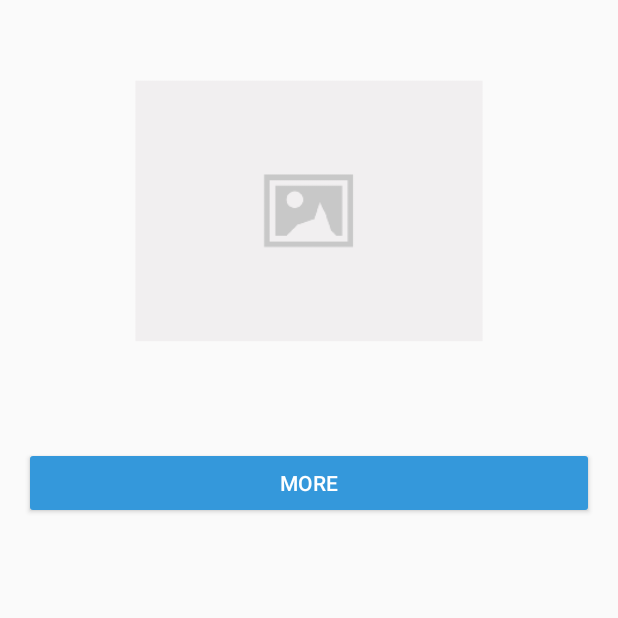
After one commit to aleien/Yapplication, an Android app: the fragment ArtistTabFragment shown on its own in the app's theme, on a phone screen of 412 x 824 dp, the top half of it. The commit adds this screen. Run offline under Robolectric (Android 15) with nearby library versions, the phone set to English and light mode, and no system bars; our stand-ins replace ButterKnife; libraries missing offline, so code that uses them is left out: com.hannesdorfmann.fragmentargs; pictures from the network do not load; 2 statements that could not run were skipped.

Commit message:
Табы

```diff
--- a/app/src/main/java/ru/aleien/yapplication/ArtistClickHandler.java
+++ b/app/src/main/java/ru/aleien/yapplication/ArtistClickHandler.java
@@ -1,7 +1,9 @@
 package ru.aleien.yapplication;
+
+import java.io.Serializable;
 
 import ru.aleien.yapplication.model.Artist;
 
-public interface ArtistClickHandler {
+public interface ArtistClickHandler extends Serializable {
     void artistClicked(Artist artist);
 }
--- a/app/src/main/java/ru/aleien/yapplication/ArtistsRequester.java
+++ b/app/src/main/java/ru/aleien/yapplication/ArtistsRequester.java
@@ -7,6 +7,7 @@ import java.util.List;
 import ru.aleien.yapplication.model.Artist;
 import ru.aleien.yapplication.screens.detailedinfo.ArtistInfoView;
 import ru.aleien.yapplication.screens.list.ArtistsListView;
+import ru.aleien.yapplication.screens.list.ArtistsView;
 
 /**
  * Created by aleien on 09.04.16.
@@ -17,6 +18,6 @@ import ru.aleien.yapplication.screens.list.ArtistsListView;
 public interface ArtistsRequester {
     void takeDetailedView(ArtistInfoView infoView, Artist artist);
 
-    void takeListView(ArtistsListView<RecyclerView.Adapter> listView);
+    void takeListView(ArtistsView listView);
     void provideData(List<Artist> response);
 }
--- /dev/null
+++ b/app/src/main/java/ru/aleien/yapplication/base/BaseFragment.java
@@ -0,0 +1,34 @@
+package ru.aleien.yapplication.base;
+
+import android.os.Bundle;
+import android.support.annotation.Nullable;
+import android.support.v4.app.Fragment;
+import android.view.LayoutInflater;
+import android.view.View;
+import android.view.ViewGroup;
+
+import butterknife.ButterKnife;
+import butterknife.Unbinder;
+
+
+public class BaseFragment extends Fragment {
+    Unbinder unbinder;
+
+    @Nullable
+    @Override
+    public View onCreateView(LayoutInflater inflater, @Nullable ViewGroup container, @Nullable Bundle savedInstanceState) {
+        return super.onCreateView(inflater, container, savedInstanceState);
+    }
+
+    @Override
+    public void onViewCreated(View view, @Nullable Bundle savedInstanceState) {
+        super.onViewCreated(view, savedInstanceState);
+        unbinder = ButterKnife.bind(this, view);
+    }
+
+    @Override
+    public void onDestroyView() {
+        super.onDestroyView();
+        unbinder.unbind();
+    }
+}
--- /dev/null
+++ b/app/src/main/java/ru/aleien/yapplication/screens/tabs/ArtistTabFragment.java
@@ -0,0 +1,57 @@
+package ru.aleien.yapplication.screens.tabs;
+
+import android.net.Uri;
+import android.os.Bundle;
+import android.support.annotation.NonNull;
+import android.support.annotation.Nullable;
+import android.view.LayoutInflater;
+import android.view.View;
+import android.view.ViewGroup;
+import android.widget.ImageView;
+
+import com.hannesdorfmann.fragmentargs.FragmentArgs;
+import com.hannesdorfmann.fragmentargs.annotation.Arg;
+import com.hannesdorfmann.fragmentargs.annotation.FragmentWithArgs;
+
+import butterknife.BindView;
+import butterknife.OnClick;
+import ru.aleien.yapplication.R;
+import ru.aleien.yapplication.base.BaseFragment;
+import ru.aleien.yapplication.model.Artist;
+import ru.aleien.yapplication.screens.detailedinfo.ArtistInfoFragmentBuilder;
+import ru.aleien.yapplication.utils.ImageLoader;
+
+@FragmentWithArgs
+public class ArtistTabFragment extends BaseFragment {
+    @BindView(R.id.tab_image)
+    ImageView artistImage;
+
+    @Arg
+    @NonNull
+    Artist artist;
+
+    @Override
+    public void onCreate(@Nullable Bundle savedInstanceState) {
+        super.onCreate(savedInstanceState);
+        FragmentArgs.inject(this);
+    }
+
+    @Nullable
+    @Override
+    public View onCreateView(LayoutInflater inflater, @Nullable ViewGroup container, @Nullable Bundle savedInstanceState) {
+        return inflater.inflate(R.layout.fragment_tab, container, false);
+    }
+
+    @Override
+    public void onViewCreated(View view, @Nullable Bundle savedInstanceState) {
+        super.onViewCreated(view, savedInstanceState);
+        ImageLoader.getInstance().loadImage(getContext(), artistImage, Uri.parse(artist.cover.big));
+    }
+
+    @OnClick(R.id.tab_more_button)
+    public void onMoreButtonClicked() {
+//        if (clickHandler != null) {
+//            clickHandler.artistClicked(artist);
+//        }
+    }
+}
--- /dev/null
+++ b/app/src/main/res/layout/fragment_tab.xml
@@ -0,0 +1,23 @@
+<?xml version="1.0" encoding="utf-8"?>
+<LinearLayout xmlns:android="http://schemas.android.com/apk/res/android"
+              xmlns:tools="http://schemas.android.com/tools"
+              android:layout_width="match_parent"
+              android:layout_height="match_parent"
+              android:orientation="vertical">
+
+    <ImageView
+        android:id="@+id/tab_image"
+        android:layout_width="match_parent"
+        android:layout_height="250dp"
+        android:layout_margin="@dimen/activity_margin"
+        android:src="@drawable/ic_placeholder"/>
+
+    <Button
+        android:id="@+id/tab_more_button"
+        style="@style/Base.Widget.AppCompat.Button.Colored"
+        android:layout_width="match_parent"
+        android:layout_height="wrap_content"
+        android:layout_margin="@dimen/activity_margin"
+        android:text="MORE"/>
+
+</LinearLayout>
--- a/build.gradle
+++ b/build.gradle
@@ -7,8 +7,7 @@ buildscript {
     dependencies {
         classpath 'com.android.tools.build:gradle:2.1.2'
         classpath 'com.neenbedankt.gradle.plugins:android-apt:1.8'
-        classpath 'me.tatarka:gradle-retrolambda:3.2.5'
-//        classpath 'me.tatarka.retrolambda.projectlombok:lombok.ast:0.2.3.a2'
+        classpath 'me.tatarka:gradle-retrolambda:3.3.0-beta4'
 
         // NOTE: Do not place your application dependencies here; they belong
         // in the individual module build.gradle files
```
Also changed, not shown: app/build.gradle (+7 -7 lines), app/src/main/java/ru/aleien/yapplication/ArtistsPresenter.java (+8 -4 lines), app/src/main/java/ru/aleien/yapplication/model/Artist.java (+73 -2 lines), app/src/main/java/ru/aleien/yapplication/screens/detailedinfo/ArtistInfoFragment.java (+25 -12 lines), app/src/main/java/ru/aleien/yapplication/screens/list/ArtistsRecyclerFragment.java (+11 -12 lines), app/src/main/java/ru/aleien/yapplication/screens/list/ArtistsView.java (added, +14 -0 lines), app/src/main/java/ru/aleien/yapplication/screens/tabs/ArtistsTabsAdapter.java (added, +40 -0 lines), app/src/main/java/ru/aleien/yapplication/screens/tabs/ArtistsTabsFragment.java (added, +49 -0 lines), app/src/main/java/ru/aleien/yapplication/utils/adapters/ArtistsRecyclerAdapter.java (+6 -6 lines), app/src/main/res/layout/fragment_artists_tabs.xml (added, +26 -0 lines).
